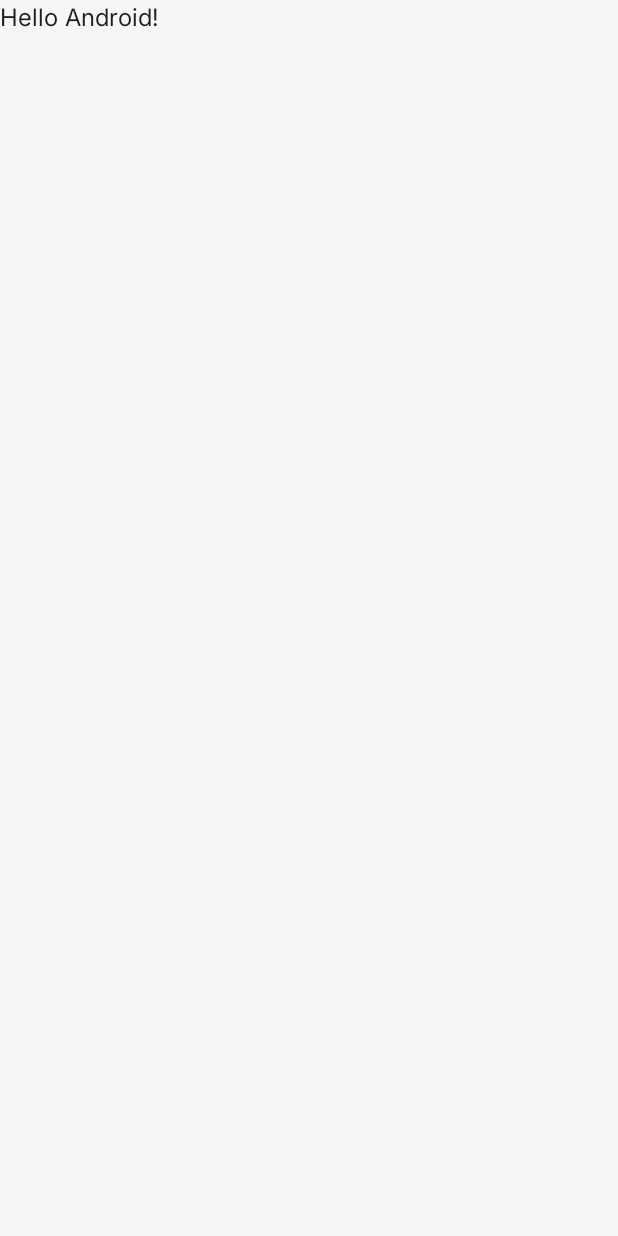
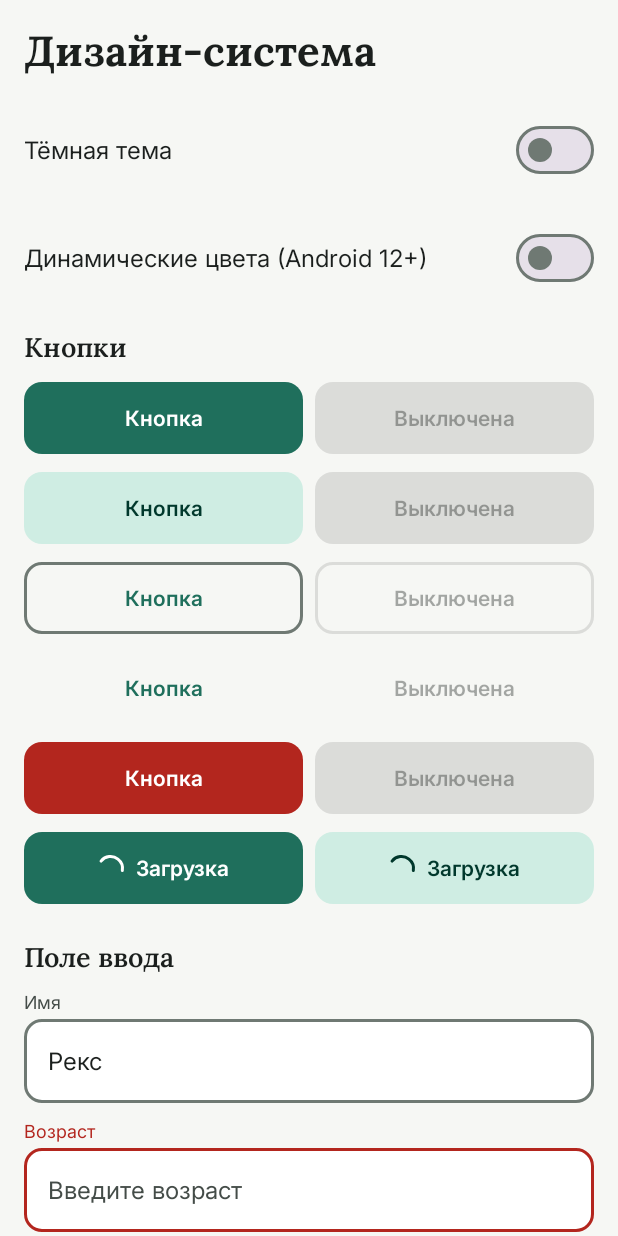
Before and after one commit to muahf/CrunchAI, an Android app built with Jetpack Compose: the screen it shows after launch (MainActivity), on a phone screen of 412 x 824 dp. Before the commit the screen is almost empty. Run offline under Robolectric (Android 15) with nearby library versions, the phone set to English and light mode, and no system bars; our stand-ins replace Dagger/Hilt's generated code.

Commit message:
design style for screens

```diff
--- a/CrunchAppAI/app/src/main/java/com/example/crunchai/MainActivity.kt
+++ b/CrunchAppAI/app/src/main/java/com/example/crunchai/MainActivity.kt
@@ -4,13 +4,12 @@ import android.os.Bundle
 import androidx.activity.ComponentActivity
 import androidx.activity.compose.setContent
 import androidx.activity.enableEdgeToEdge
-import androidx.compose.foundation.layout.fillMaxSize
-import androidx.compose.foundation.layout.padding
-import androidx.compose.material3.Scaffold
-import androidx.compose.material3.Text
-import androidx.compose.runtime.Composable
-import androidx.compose.ui.Modifier
-import androidx.compose.ui.tooling.preview.Preview
+import androidx.compose.foundation.isSystemInDarkTheme
+import androidx.compose.runtime.getValue
+import androidx.compose.runtime.mutableStateOf
+import androidx.compose.runtime.saveable.rememberSaveable
+import androidx.compose.runtime.setValue
+import com.example.crunchai.ui.components.ComponentsShowcase
 import com.example.crunchai.ui.theme.CrunchAiTheme
 
 class MainActivity : ComponentActivity() {
@@ -18,30 +17,18 @@ class MainActivity : ComponentActivity() {
         super.onCreate(savedInstanceState)
         enableEdgeToEdge()
         setContent {
-            CrunchAiTheme {
-                Scaffold(modifier = Modifier.fillMaxSize()) { innerPadding ->
-                    Greeting(
-                        name = "Android",
-                        modifier = Modifier.padding(innerPadding)
-                    )
-                }
+            val systemDark = isSystemInDarkTheme()
+            var dark by rememberSaveable { mutableStateOf(systemDark) }
+            var dynamic by rememberSaveable { mutableStateOf(false) }
+
+            CrunchAiTheme(darkTheme = dark, dynamicColor = dynamic) {
+                ComponentsShowcase(
+                    darkTheme = dark,
+                    dynamicColor = dynamic,
+                    onDarkThemeChange = { dark = it },
+                    onDynamicColorChange = { dynamic = it },
+                )
             }
         }
     }
 }
-
-@Composable
-fun Greeting(name: String, modifier: Modifier = Modifier) {
-    Text(
-        text = "Hello $name!",
-        modifier = modifier
-    )
-}
-
-@Preview(showBackground = true)
-@Composable
-fun GreetingPreview() {
-    CrunchAiTheme {
-        Greeting("Android")
-    }
-}
--- /dev/null
+++ b/CrunchAppAI/app/src/main/java/com/example/crunchai/ui/componets/AppBanner.kt
@@ -0,0 +1,92 @@
+package com.example.crunchai.ui.components
+
+import androidx.compose.animation.core.RepeatMode
+import androidx.compose.animation.core.animateFloat
+import androidx.compose.animation.core.infiniteRepeatable
+import androidx.compose.animation.core.rememberInfiniteTransition
+import androidx.compose.animation.core.tween
+import androidx.compose.foundation.background
+import androidx.compose.foundation.clickable
+import androidx.compose.foundation.layout.Arrangement
+import androidx.compose.foundation.layout.Column
+import androidx.compose.foundation.layout.Row
+import androidx.compose.foundation.layout.fillMaxWidth
+import androidx.compose.foundation.layout.padding
+import androidx.compose.foundation.layout.size
+import androidx.compose.material.icons.Icons
+import androidx.compose.material.icons.filled.Warning
+import androidx.compose.material3.Icon
+import androidx.compose.material3.MaterialTheme
+import androidx.compose.material3.Text
+import androidx.compose.runtime.Composable
+import androidx.compose.runtime.getValue
+import androidx.compose.ui.Modifier
+import androidx.compose.ui.draw.alpha
+import androidx.compose.ui.res.painterResource
+import androidx.compose.ui.unit.dp
+import com.example.crunchai.R
+import com.example.crunchai.ui.theme.Space
+import com.example.crunchai.ui.theme.extendedColors
+
+/** Offline: «Нет интернета» (жёлтый, иконка пульсирует). Error: ошибка сервера с кнопкой «Повторить» (красный). */
+enum class BannerKind { Offline, Error }
+
+private val BannerIconSize = 24.dp
+private const val PulseDurationMs = 900
+private const val PulseMinAlpha = 0.35f
+
+@Composable
+fun AppBanner(
+    text: String,
+    modifier: Modifier = Modifier,
+    kind: BannerKind = BannerKind.Offline,
+    actionText: String? = null,
+    onAction: () -> Unit = {},
+) {
+    val colors = MaterialTheme.colorScheme
+    val extended = MaterialTheme.extendedColors
+    val container = if (kind == BannerKind.Offline) extended.warningContainer else colors.errorContainer
+    val content = if (kind == BannerKind.Offline) extended.onWarningContainer else colors.onErrorContainer
+
+    Row(
+        modifier = modifier
+            .fillMaxWidth()
+            .background(container, MaterialTheme.shapes.medium)
+            .padding(horizontal = Space.s4, vertical = Space.s3),
+        horizontalArrangement = Arrangement.spacedBy(Space.s3),
+    ) {
+        val iconModifier = Modifier.size(BannerIconSize)
+        if (kind == BannerKind.Offline) {
+            // Анимация: прозрачность плавно меняется 1 → 0.35 → 1 и так по кругу.
+            val transition = rememberInfiniteTransition(label = "offlinePulse")
+            val alpha by transition.animateFloat(
+                initialValue = 1f,
+                targetValue = PulseMinAlpha,
+                animationSpec = infiniteRepeatable(
+                    animation = tween(durationMillis = PulseDurationMs),
+                    repeatMode = RepeatMode.Reverse,
+                ),
+                label = "offlineAlpha",
+            )
+            Icon(
+                painter = painterResource(R.drawable.ic_wifi_off),
+                contentDescription = null,
+                tint = content,
+                modifier = iconModifier.alpha(alpha),
+            )
+        } else {
+            Icon(Icons.Filled.Warning, contentDescription = null, tint = content, modifier = iconModifier)
+        }
+        Column(verticalArrangement = Arrangement.spacedBy(Space.s1)) {
+            Text(text = text, style = MaterialTheme.typography.bodyMedium, color = content)
+            if (actionText != null) {
+                Text(
+                    text = actionText,
+                    style = MaterialTheme.typography.labelLarge,
+                    color = content,
+                    modifier = Modifier.clickable(onClick = onAction),
+                )
+            }
+        }
+    }
+}
--- /dev/null
+++ b/CrunchAppAI/app/src/main/java/com/example/crunchai/ui/componets/AppCard.kt
@@ -0,0 +1,54 @@
+package com.example.crunchai.ui.components
+
+import androidx.compose.foundation.background
+import androidx.compose.foundation.border
+import androidx.compose.foundation.layout.Arrangement
+import androidx.compose.foundation.layout.Column
+import androidx.compose.foundation.layout.padding
+import androidx.compose.material3.MaterialTheme
+import androidx.compose.material3.Text
+import androidx.compose.runtime.Composable
+import androidx.compose.ui.Modifier
+import androidx.compose.ui.unit.dp
+import com.example.crunchai.ui.theme.Space
+import com.example.crunchai.ui.theme.extendedColors
+
+/** Виды карточки из макета. */
+enum class CardKind { Default, Info, Warning, Error, Success }
+
+@Composable
+fun AppCard(
+    title: String,
+    body: String,
+    modifier: Modifier = Modifier,
+    kind: CardKind = CardKind.Default,
+) {
+    val colors = MaterialTheme.colorScheme
+    val extended = MaterialTheme.extendedColors
+    val container = when (kind) {
+        CardKind.Default -> colors.surface
+        CardKind.Info -> colors.primaryContainer
+        CardKind.Warning -> extended.warningContainer
+        CardKind.Error -> colors.errorContainer
+        CardKind.Success -> extended.successContainer
+    }
+    val content = when (kind) {
+        CardKind.Default -> colors.onSurface
+        CardKind.Info -> colors.onPrimaryContainer
+        CardKind.Warning -> extended.onWarningContainer
+        CardKind.Error -> colors.onErrorContainer
+        CardKind.Success -> extended.onSuccessContainer
+    }
+    val shape = MaterialTheme.shapes.large
+
+    Column(
+        modifier = modifier
+            .background(container, shape)
+            .then(if (kind == CardKind.Default) Modifier.border(1.dp, colors.outlineVariant, shape) else Modifier)
+            .padding(Space.s4),
+        verticalArrangement = Arrangement.spacedBy(Space.s2),
+    ) {
+        Text(text = title, style = MaterialTheme.typography.labelLarge, color = content)
+        Text(text = body, style = MaterialTheme.typography.bodyMedium, color = content)
+    }
+}
--- /dev/null
+++ b/CrunchAppAI/app/src/main/java/com/example/crunchai/ui/componets/AppChip.kt
@@ -0,0 +1,60 @@
+package com.example.crunchai.ui.components
+
+import androidx.compose.foundation.BorderStroke
+import androidx.compose.foundation.layout.Arrangement
+import androidx.compose.foundation.layout.Row
+import androidx.compose.foundation.layout.height
+import androidx.compose.foundation.layout.padding
+import androidx.compose.foundation.layout.size
+import androidx.compose.material.icons.Icons
+import androidx.compose.material.icons.filled.Check
+import androidx.compose.material3.Icon
+import androidx.compose.material3.MaterialTheme
+import androidx.compose.material3.Surface
+import androidx.compose.material3.Text
+import androidx.compose.runtime.Composable
+import androidx.compose.ui.Alignment
+import androidx.compose.ui.Modifier
+import androidx.compose.ui.graphics.Color
+import androidx.compose.ui.unit.dp
+import com.example.crunchai.ui.theme.Space
+
+private val ChipHeight = 32.dp
+private val ChipIconSize = 16.dp
+private val ChipIconGap = 6.dp
+
+/** Переключатель-чип («Собака», «Кошка»). В выбранном состоянии: заливка и галочка. */
+@Composable
+fun AppChip(
+    text: String,
+    selected: Boolean,
+    onClick: () -> Unit,
+    modifier: Modifier = Modifier,
+) {
+    val colors = MaterialTheme.colorScheme
+    val content = if (selected) colors.onPrimaryContainer else colors.onSurfaceVariant
+
+    Surface(
+        onClick = onClick,
+        modifier = modifier.height(ChipHeight),
+        shape = MaterialTheme.shapes.small,
+        color = if (selected) colors.primaryContainer else Color.Transparent,
+        border = if (selected) null else BorderStroke(1.dp, colors.outline),
+    ) {
+        Row(
+            modifier = Modifier.padding(horizontal = Space.s3),
+            verticalAlignment = Alignment.CenterVertically,
+            horizontalArrangement = Arrangement.spacedBy(ChipIconGap),
+        ) {
+            if (selected) {
+                Icon(
+                    imageVector = Icons.Filled.Check,
+                    contentDescription = null,
+                    tint = content,
+                    modifier = Modifier.size(ChipIconSize),
+                )
+            }
+            Text(text = text, style = MaterialTheme.typography.labelLarge, color = content)
+        }
+    }
+}
--- /dev/null
+++ b/CrunchAppAI/app/src/main/java/com/example/crunchai/ui/componets/AppTAg.kt
@@ -0,0 +1,67 @@
+package com.example.crunchai.ui.components
+
+import androidx.compose.foundation.background
+import androidx.compose.foundation.layout.Arrangement
+import androidx.compose.foundation.layout.Row
+import androidx.compose.foundation.layout.height
+import androidx.compose.foundation.layout.padding
+import androidx.compose.foundation.layout.size
+import androidx.compose.material.icons.Icons
+import androidx.compose.material.icons.filled.Check
+import androidx.compose.material.icons.filled.Warning
+import androidx.compose.material3.Icon
+import androidx.compose.material3.MaterialTheme
+import androidx.compose.material3.Text
+import androidx.compose.runtime.Composable
+import androidx.compose.ui.Alignment
+import androidx.compose.ui.Modifier
+import androidx.compose.ui.unit.dp
+import com.example.crunchai.ui.theme.Space
+import com.example.crunchai.ui.theme.extendedColors
+
+/** Виды маленького ярлыка: «Спокойно», «Быстро», «Ошибка», «YAMNet». */
+enum class TagKind { Ok, Warning, Error, Info }
+
+private val TagHeight = 24.dp
+private val TagIconSize = 14.dp
+
+@Composable
+fun AppTag(
+    text: String,
+    modifier: Modifier = Modifier,
+    kind: TagKind = TagKind.Ok,
+) {
+    val colors = MaterialTheme.colorScheme
+    val extended = MaterialTheme.extendedColors
+    val container = when (kind) {
+        TagKind.Ok -> extended.successContainer
+        TagKind.Warning -> extended.warningContainer
+        TagKind.Error -> colors.errorContainer
+        TagKind.Info -> colors.primaryContainer
+    }
+    val content = when (kind) {
+        TagKind.Ok -> extended.onSuccessContainer
+        TagKind.Warning -> extended.onWarningContainer
+        TagKind.Error -> colors.onErrorContainer
+        TagKind.Info -> colors.onPrimaryContainer
+    }
+    val icon = when (kind) {
+        TagKind.Ok -> Icons.Filled.Check
+        TagKind.Error -> Icons.Filled.Warning
+        else -> null
+    }
+
+    Row(
+        modifier = modifier
+            .height(TagHeight)
+            .background(container, MaterialTheme.shapes.small)
+            .padding(horizontal = Space.s2),
+        verticalAlignment = Alignment.CenterVertically,
+        horizontalArrangement = Arrangement.spacedBy(Space.s1),
+    ) {
+        if (icon != null) {
+            Icon(imageVector = icon, contentDescription = null, tint = content, modifier = Modifier.size(TagIconSize))
+        }
+        Text(text = text, style = MaterialTheme.typography.bodySmall, color = content)
+    }
+}
--- /dev/null
+++ b/CrunchAppAI/app/src/main/java/com/example/crunchai/ui/componets/ComponentPreview.kt
@@ -0,0 +1,104 @@
+package com.example.crunchai.ui.components
+
+import android.content.res.Configuration
+import androidx.compose.foundation.background
+import androidx.compose.foundation.layout.Arrangement
+import androidx.compose.foundation.layout.Box
+import androidx.compose.foundation.layout.Column
+import androidx.compose.foundation.layout.Row
+import androidx.compose.foundation.layout.padding
+import androidx.compose.foundation.layout.width
+import androidx.compose.material3.MaterialTheme
+import androidx.compose.runtime.Composable
+import androidx.compose.ui.Modifier
+import androidx.compose.ui.tooling.preview.Preview
+import androidx.compose.ui.unit.dp
+import com.example.crunchai.ui.theme.CrunchAiTheme
+import com.example.crunchai.ui.theme.Space
+
+/** Одна аннотация вместо двух: превью сразу в светлой и в тёмной теме. */
+@Preview(name = "Светлая тема")
+@Preview(name = "Тёмная тема", uiMode = Configuration.UI_MODE_NIGHT_YES)
+annotation class ThemePreviews
+
+@Composable
+private fun PreviewBox(content: @Composable () -> Unit) {
+    CrunchAiTheme {
+        Box(Modifier.background(MaterialTheme.colorScheme.background).padding(Space.s4)) {
+            content()
+        }
+    }
+}
+
+@ThemePreviews
+@Composable
+private fun ButtonsPreview() = PreviewBox {
+    Column(verticalArrangement = Arrangement.spacedBy(Space.s2)) {
+        ButtonType.entries.forEach { type ->
+            Row(horizontalArrangement = Arrangement.spacedBy(Space.s2)) {
+                AppButton("Кнопка", {}, type = type)
+                AppButton("Кнопка", {}, type = type, enabled = false)
+                AppButton("Кнопка", {}, type = type, loading = true)
+            }
+        }
+    }
+}
+
+@ThemePreviews
+@Composable
+private fun TextFieldsPreview() = PreviewBox {
+    Column(Modifier.width(260.dp), verticalArrangement = Arrangement.spacedBy(Space.s4)) {
+        AppTextField("Рекс", {}, "Имя")
+        AppTextField("", {}, "Имя", placeholder = "Введите имя")
+        AppTextField("", {}, "Имя", placeholder = "Введите имя", errorText = "Введите число от 1 до 80")
+        AppTextField("Рекс", {}, "Имя", enabled = false)
+    }
+}
+
+@ThemePreviews
+@Composable
+private fun CardsPreview() = PreviewBox {
+    Column(verticalArrangement = Arrangement.spacedBy(Space.s3)) {
+        CardKind.entries.forEach { kind ->
+            AppCard(
+                title = "Заголовок карточки",
+                body = "Текст карточки на две строки, чтобы было видно перенос.",
+                modifier = Modifier.width(300.dp),
+                kind = kind,
+            )
+        }
+    }
+}
+
+@ThemePreviews
+@Composable
+private fun ChipsPreview() = PreviewBox {
+    Row(horizontalArrangement = Arrangement.spacedBy(Space.s2)) {
+        AppChip("Собака", selected = false, onClick = {})
+        AppChip("Собака", selected = true, onClick = {})
+    }
+}
+
+@ThemePreviews
+@Composable
+private fun TagsPreview() = PreviewBox {
+    Row(horizontalArrangement = Arrangement.spacedBy(Space.s2)) {
+        AppTag("Спокойно", kind = TagKind.Ok)
+        AppTag("Быстро", kind = TagKind.Warning)
+        AppTag("Ошибка", kind = TagKind.Error)
+        AppTag("YAMNet", kind = TagKind.Info)
+    }
+}
+
+@ThemePreviews
+@Composable
+private fun BannersPreview() = PreviewBox {
+    Column(Modifier.width(380.dp), verticalArrangement = Arrangement.spacedBy(Space.s3)) {
+        AppBanner("Нет интернета. Данные сохраняются на телефоне.", kind = BannerKind.Offline)
+        AppBanner(
+            "Не удалось отправить события.",
+            kind = BannerKind.Error,
+            actionText = "Повторить",
+        )
+    }
+}
--- /dev/null
+++ b/CrunchAppAI/app/src/main/java/com/example/crunchai/ui/componets/ComponentShowcase.kt
@@ -0,0 +1,154 @@
+package com.example.crunchai.ui.components
+
+import android.os.Build
+import androidx.compose.foundation.background
+import androidx.compose.foundation.layout.Arrangement
+import androidx.compose.foundation.layout.Column
+import androidx.compose.foundation.layout.Row
+import androidx.compose.foundation.layout.fillMaxSize
+import androidx.compose.foundation.layout.fillMaxWidth
+import androidx.compose.foundation.layout.padding
+import androidx.compose.foundation.layout.systemBarsPadding
+import androidx.compose.foundation.rememberScrollState
+import androidx.compose.foundation.verticalScroll
+import androidx.compose.material3.MaterialTheme
+import androidx.compose.material3.Switch
+import androidx.compose.material3.Text
+import androidx.compose.runtime.Composable
+import androidx.compose.runtime.getValue
+import androidx.compose.runtime.mutableStateOf
+import androidx.compose.runtime.remember
+import androidx.compose.runtime.setValue
+import androidx.compose.ui.Alignment
+import androidx.compose.ui.Modifier
+import com.example.crunchai.ui.theme.Space
+
+/** Демо-экран: все компоненты дизайн-системы и переключатели темы. */
+@Composable
+fun ComponentsShowcase(
+    darkTheme: Boolean,
+    dynamicColor: Boolean,
+    onDarkThemeChange: (Boolean) -> Unit,
+    onDynamicColorChange: (Boolean) -> Unit,
+    modifier: Modifier = Modifier,
+) {
+    var name by remember { mutableStateOf("Рекс") }
+    var dog by remember { mutableStateOf(true) }
+    var cat by remember { mutableStateOf(false) }
+
+    Column(
+        modifier = modifier
+            .fillMaxSize()
+            .background(MaterialTheme.colorScheme.background)
+            .systemBarsPadding()
+            .verticalScroll(rememberScrollState())
+            .padding(Space.s4),
+        verticalArrangement = Arrangement.spacedBy(Space.s5),
+    ) {
+        Text(
+            text = "Дизайн-система",
+            style = MaterialTheme.typography.headlineLarge,
+            color = MaterialTheme.colorScheme.onBackground,
+        )
+        SwitchRow("Тёмная тема", darkTheme, onDarkThemeChange)
+        SwitchRow(
+            label = "Динамические цвета (Android 12+)",
+            checked = dynamicColor,
+            onCheckedChange = onDynamicColorChange,
+            enabled = Build.VERSION.SDK_INT >= Build.VERSION_CODES.S,
+        )
+
+        Section("Кнопки") {
+            ButtonType.entries.forEach { type ->
+                Row(horizontalArrangement = Arrangement.spacedBy(Space.s2)) {
+                    AppButton("Кнопка", {}, Modifier.weight(1f), type = type)
+                    AppButton("Выключена", {}, Modifier.weight(1f), type = type, enabled = false)
+                }
+            }
+            Row(horizontalArrangement = Arrangement.spacedBy(Space.s2)) {
+                AppButton("Загрузка", {}, Modifier.weight(1f), loading = true)
+                AppButton("Загрузка", {}, Modifier.weight(1f), type = ButtonType.Tonal, loading = true)
+            }
+        }
+
+        Section("Поле ввода") {
+            AppTextField(name, { name = it }, "Имя", Modifier.fillMaxWidth(), placeholder = "Введите имя")
+            AppTextField(
+                value = "",
+                onValueChange = {},
+                label = "Возраст",
+                modifier = Modifier.fillMaxWidth(),
+                placeholder = "Введите возраст",
+                errorText = "Введите число от 1 до 80",
+            )
+            AppTextField("Рекс", {}, "Выключено", Modifier.fillMaxWidth(), enabled = false)
+        }
+
+        Section("Карточки") {
+            CardKind.entries.forEach { kind ->
+                AppCard(
+                    title = "Заголовок карточки",
+                    body = "Текст карточки на две строки, чтобы было видно перенос.",
+                    modifier = Modifier.fillMaxWidth(),
+                    kind = kind,
+                )
+            }
+        }
+
+        Section("Чипы и теги") {
+            Row(horizontalArrangement = Arrangement.spacedBy(Space.s2)) {
+                AppChip("Собака", dog, { dog = !dog })
+                AppChip("Кошка", cat, { cat = !cat })
+            }
+            Row(horizontalArrangement = Arrangement.spacedBy(Space.s2)) {
+                AppTag("Спокойно", kind = TagKind.Ok)
+                AppTag("Быстро", kind = TagKind.Warning)
+                AppTag("Ошибка", kind = TagKind.Error)
+                AppTag("YAMNet", kind = TagKind.Info)
+            }
+        }
+
+        Section("Баннеры") {
+            AppBanner("Нет интернета. Данные сохраняются на телефоне.", kind = BannerKind.Offline)
+            AppBanner(
+                "Не удалось отправить события.",
+                kind = BannerKind.Error,
+                actionText = "Повторить",
+            )
+        }
+    }
+}
+
+@Composable
+private fun Section(title: String, content: @Composable () -> Unit) {
+    Column(verticalArrangement = Arrangement.spacedBy(Space.s3)) {
+        Text(
+            text = title,
+            style = MaterialTheme.typography.headlineSmall,
+            color = MaterialTheme.colorScheme.onBackground,
+        )
+        content()
+    }
+}
+
+@Composable
+private fun SwitchRow(
+    label: String,
+    checked: Boolean,
+    onCheckedChange: (Boolean) -> Unit,
+    enabled: Boolean = true,
+) {
+    Row(
+        modifier = Modifier.fillMaxWidth(),
+        verticalAlignment = Alignment.CenterVertically,
+        horizontalArrangement = Arrangement.spacedBy(Space.s3),
+    ) {
+        Text(
+            text = label,
+            modifier = Modifier.weight(1f),
+            style = MaterialTheme.typography.bodyLarge,
+            color = MaterialTheme.colorScheme.onBackground,
+        )
+        Switch(checked = checked, onCheckedChange = onCheckedChange, enabled = enabled)
+    }
+}
--- /dev/null
+++ b/CrunchAppAI/app/src/main/res/drawable/ic_wifi_off.xml
@@ -0,0 +1,31 @@
+<?xml version="1.0" encoding="utf-8"?>
+<vector xmlns:android="http://schemas.android.com/apk/res/android"
+	android:width="24dp"
+	android:height="24dp"
+	android:viewportWidth="18"
+	android:viewportHeight="18">
+
+	<!-- Перечёркивающая линия -->
+	<path
+		android:pathData="M2.25,2.25L15.75,15.75"
+		android:strokeColor="#FF000000"
+		android:strokeWidth="1.5"
+		android:strokeLineCap="square"
+		android:strokeLineJoin="round" />
+
+	<!-- Дуги Wi-Fi -->
+	<path
+		android:pathData="M12,10.125C11.5197,9.62175 10.929225,9.236626 10.275,9M6,10.125C6.522998,9.601575 7.167015,9.215175 7.875,9M14.25,7.125037C13.30485,6.187635 12.146925,5.492865 10.875,5.100038M3.75,7.125037C4.616805,6.344415 5.639295,5.756483 6.75,5.400038"
+		android:strokeColor="#FF000000"
+		android:strokeWidth="1.5"
+		android:strokeLineCap="square"
+		android:strokeLineJoin="round" />
+
+	<!-- Точка -->
+	<path
+		android:pathData="M9.9,13.5C9.9,13.0029 9.4971,12.600075 9,12.600075C8.502975,12.600075 8.1,13.0029 8.1,13.5C8.1,13.997026 8.502975,14.4 9,14.4C9.4971,14.4 9.9,13.997026 9.9,13.5Z"
+		android:strokeColor="#FF000000"
+		android:strokeWidth="1.5"
+		android:strokeLineCap="square"
+		android:strokeLineJoin="round" />
+</vector>
```
